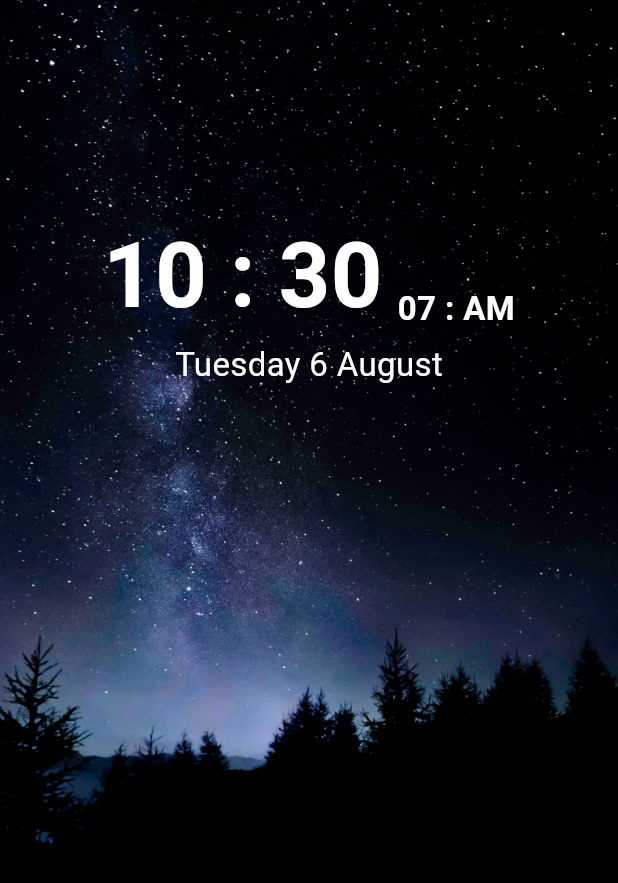
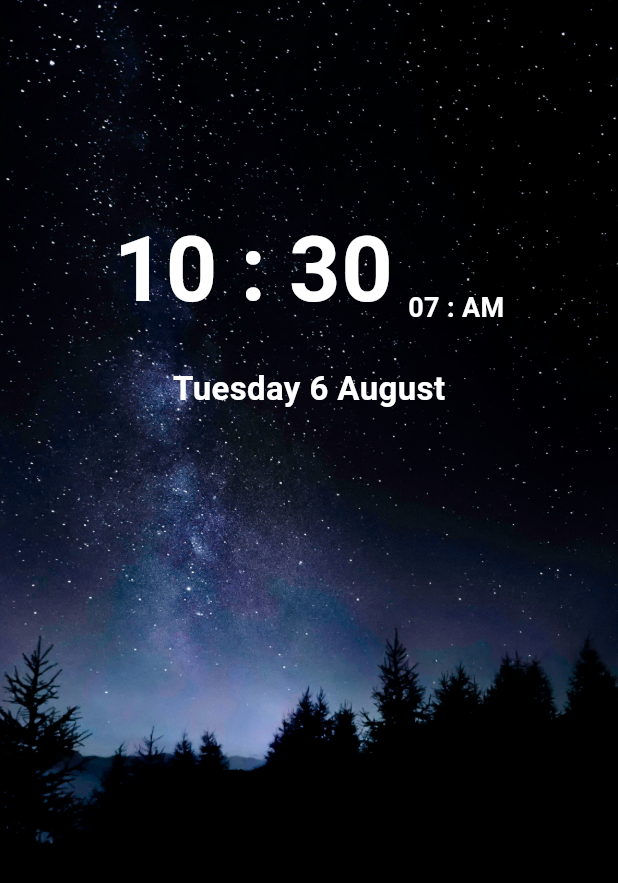
Before and after one commit to priyamtripathiii03/clock_daily_task, a Flutter app: the screen it shows after launch, on a phone screen of 412 x 824 dp. Shown: the top 883 px of the screen. Run offline on Flutter 3.47's test engine with Material 3 defaults, Android fonts, the phone set to English and light mode, and no system bars.

Commit message:
06-08-2024

```diff
--- a/lib/clock.dart
+++ b/lib/clock.dart
@@ -40,13 +40,14 @@ class _ClockState extends State<Clock> {
                 Text(
                     '${(dateTime.hour%12).toString().padLeft(2,'0')} : ${(dateTime.minute).toString().padLeft(2,'0')}',style: TextStyle(fontSize: 60,color: Colors.white,fontWeight: FontWeight.bold),),
                SizedBox(width: 10,),
-                Text('${dateTime.second.toString().padLeft(2,'0')} : ${(dateTime.hour>=12)?'PM':'AM'}',style: (TextStyle(color: Colors.white,height: -2,fontWeight: FontWeight.bold,fontSize: 22)),),
+                Text('${dateTime.second.toString().padLeft(2,'0')} : ${(dateTime.hour>=12)?'PM':'AM'}',style: (TextStyle(color: Colors.white,height: -2,fontWeight: FontWeight.bold,fontSize: 18)),),
               ],
             ),
+            SizedBox(height: 20,),
             Row(
               mainAxisAlignment: MainAxisAlignment.center,
               children: [
-                Text('${days[dateTime.weekday-1]} ${dateTime.day} ${months[dateTime.month-1]}',style: TextStyle(color: Colors.white,fontSize: 22),)
+                Text('${days[dateTime.weekday-1]} ${dateTime.day} ${months[dateTime.month-1]}',style: TextStyle(color: Colors.white,fontSize: 22,fontWeight: FontWeight.bold),)
               ],
             ),
             Spacer(flex: 4,),
```
Also changed, not shown: Screenshot_20240806_143305.png (added).
